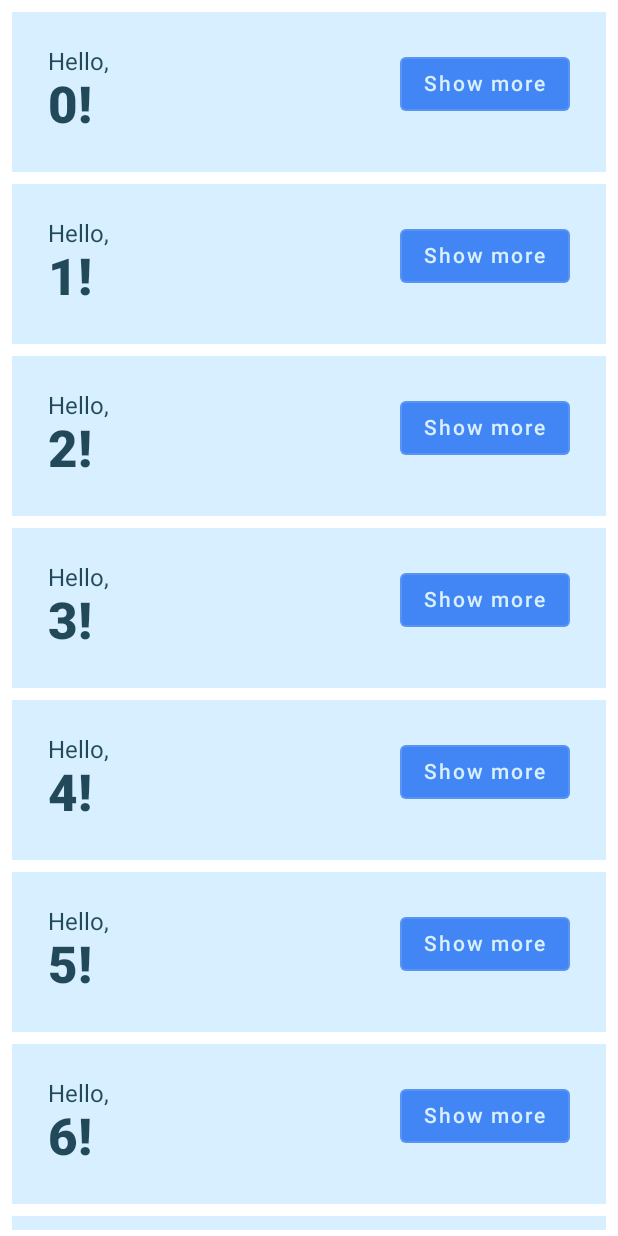
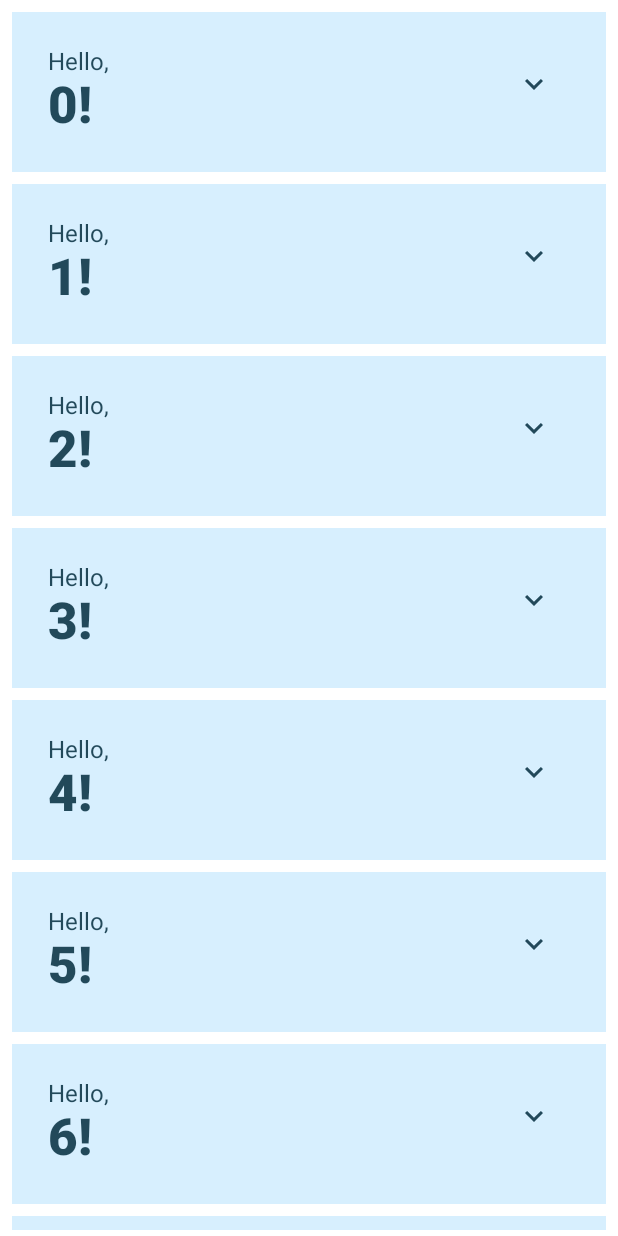
Before and after one commit to nimisaya/android-playground, an Android app built with Jetpack Compose: the @Preview function DefaultPreview, on a phone screen of 412 x 824 dp. Run offline under Robolectric (Android 15) with nearby library versions, the phone set to English and light mode, and no system bars.

Commit message:
Change button to icon button

```diff
--- a/AnimatedList/app/build.gradle
+++ b/AnimatedList/app/build.gradle
@@ -62,4 +62,5 @@ dependencies {
     androidTestImplementation 'androidx.test.espresso:espresso-core:3.4.0'
     androidTestImplementation "androidx.compose.ui:ui-test-junit4:$compose_version"
     debugImplementation "androidx.compose.ui:ui-tooling:$compose_version"
+    implementation "androidx.compose.material:material-icons-extended:$compose_version"
 }
--- a/AnimatedList/app/src/main/java/com/nimisaya/animatedlist/MainActivity.kt
+++ b/AnimatedList/app/src/main/java/com/nimisaya/animatedlist/MainActivity.kt
@@ -11,6 +11,9 @@ import androidx.compose.foundation.layout.*
 import androidx.compose.foundation.lazy.LazyColumn
 import androidx.compose.foundation.lazy.items
 import androidx.compose.material.*
+import androidx.compose.material.icons.Icons
+import androidx.compose.material.icons.filled.ExpandLess
+import androidx.compose.material.icons.filled.ExpandMore
 import androidx.compose.runtime.*
 import androidx.compose.runtime.saveable.rememberSaveable
 import androidx.compose.ui.Alignment
@@ -100,8 +103,9 @@ private fun Greeting(name: String) {
                     )
                 )
             }
-            OutlinedButton(onClick = {expanded = !expanded}) {
-                Text(if (expanded) "Show less" else "Show more")
+            IconButton(onClick = {expanded = !expanded}) {
+                Icon(imageVector = if (expanded) Icons.Filled.ExpandLess else Icons.Filled.ExpandMore,
+                contentDescription = if (expanded) "Show less" else "Show more")
             }
         }
     }
```
